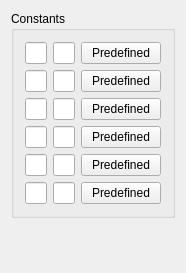
KDE/kcalc, file constants.ui: the form before one commit.
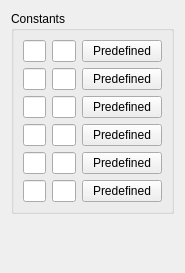
The form after the commit.

Commit message:
SVN_SILENT Cleanup .ui files
This removes (as discussed on k-c-d)
* obsolete <pixmapfunction>
* deprecated <layoutdefault>
* empty <author>, <comment>, <exportmacro>

```diff
--- a/constants.ui
+++ b/constants.ui
@@ -166,7 +166,6 @@
    </item>
   </layout>
  </widget>
- <layoutdefault spacing="6" margin="11" />
   <includes>
   <include location="local" >kpushbutton.h</include>
  </includes>
```
The commit also changes 2 other files.
